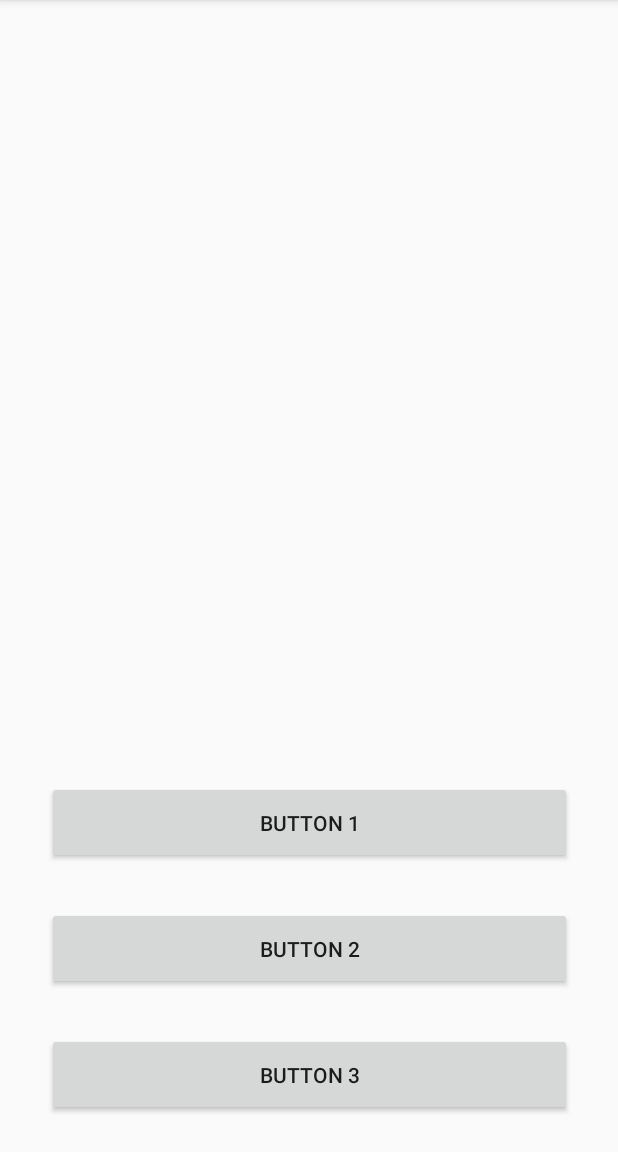
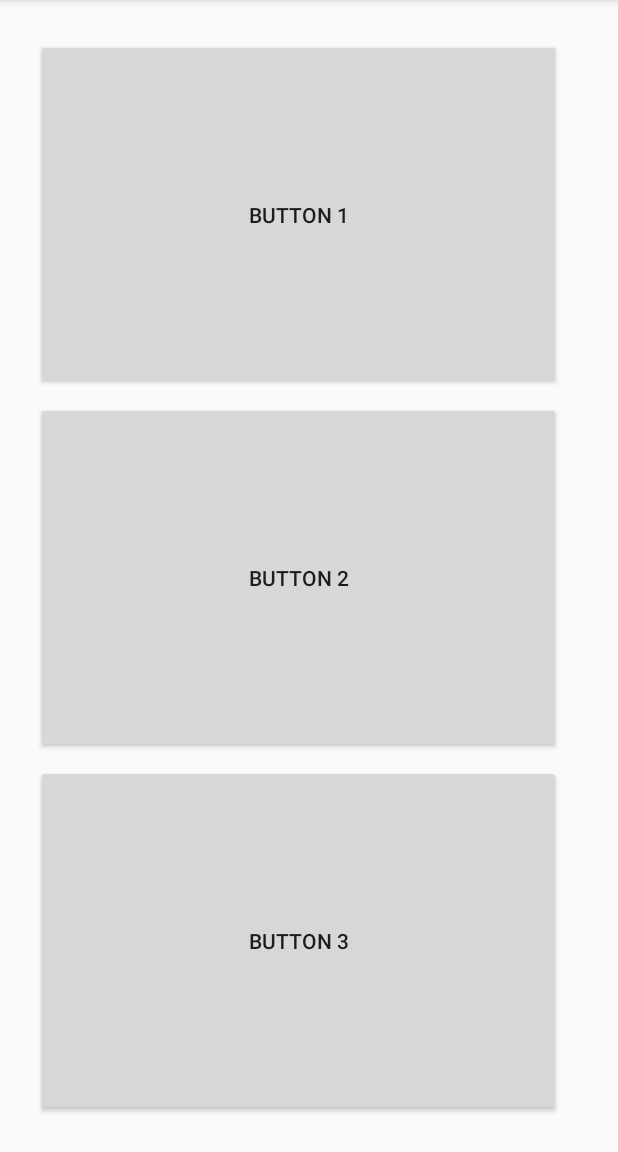
Before and after one commit to rjung00712/Techiies.io_Projects, an Android app: the EasyGameActivity screen opened directly, with no data from a screen before it, on a phone screen of 412 x 824 dp, the part 84-1236 px from its top. Run offline under Robolectric (Android 15) with nearby library versions, the phone set to English and light mode, and no system bars; 1 statement that could not run was skipped.

Commit message:
merging master

```diff
--- a/MemoryNameGame/app/build.gradle
+++ b/MemoryNameGame/app/build.gradle
@@ -17,6 +17,7 @@ android {
             proguardFiles getDefaultProguardFile('proguard-android.txt'), 'proguard-rules.pro'
         }
     }
+    sourceSets { main { res.srcDirs = ['src/main/res', 'src/main/res/students'] } }
 }
 
 dependencies {
@@ -27,5 +28,8 @@ dependencies {
     compile 'com.android.support:appcompat-v7:25.3.1'
     compile 'com.android.support.constraint:constraint-layout:1.0.2'
     compile 'com.google.code.gson:gson:2.2.4'
+
+    compile "com.squareup.picasso:picasso:2.4.0"
+
     testCompile 'junit:junit:4.12'
 }
--- a/MemoryNameGame/app/src/main/java/io/techiies/memorynamegame/EasyGameActivity.java
+++ b/MemoryNameGame/app/src/main/java/io/techiies/memorynamegame/EasyGameActivity.java
@@ -4,18 +4,17 @@ import android.app.AlertDialog;
 import android.content.DialogInterface;
 import android.graphics.Color;
 import android.os.Build;
+import android.os.Bundle;
 import android.support.annotation.RequiresApi;
-import android.support.constraint.ConstraintLayout;
 import android.support.v7.app.AppCompatActivity;
-import android.os.Bundle;
 import android.view.LayoutInflater;
 import android.view.View;
 import android.widget.Button;
 import android.widget.EditText;
+import android.widget.ImageView;
+import android.widget.LinearLayout;
 import android.widget.Toast;
 
-import java.util.ArrayList;
-import java.util.List;
 import java.util.Random;
 
 //Activity to play the game in easy mode
@@ -28,20 +27,32 @@ public class EasyGameActivity extends AppCompatActivity
     private int correct;            //Keeps track of how many times the user gets a student's name correct
     private String[] names;         //Holds the three names that will be used for the buttons
 
+
+    private ImageView faceImage;
+
     @Override
     protected void onCreate(Bundle savedInstanceState)
     {
         super.onCreate(savedInstanceState);
         setContentView(R.layout.activity_easy_game);    //Sets the view to the easy game view
-        ConstraintLayout container = (ConstraintLayout) findViewById(R.id.easy_game_container);
+//        ConstraintLayout container = (ConstraintLayout) findViewById(R.id.easy_game_container);
+
+        LinearLayout container = (LinearLayout) findViewById(R.id.easy_game_container);
+
+        ImageView im = new ImageView();
 
         deck = new Deck();
         names = new String[3];  //Initializes the names array
         tries = 0;              //Initializes the number of tries to 0
         correct = 0;            //Initializes the number of correct responses to 0
         gameView = new GameView(this);  //Creates a new Game View
-        gameView.setLayoutParams(new ConstraintLayout.LayoutParams(ConstraintLayout.LayoutParams.MATCH_PARENT, ConstraintLayout.LayoutParams.MATCH_PARENT));
-        container.addView(gameView);    //Adds this GameView to the screen
+
+        gameView.setLayoutParams(new LinearLayout.LayoutParams(LinearLayout.LayoutParams.MATCH_PARENT, LinearLayout.LayoutParams.MATCH_PARENT));
+
+
+//        faceImage = (ImageView) findViewById(R.id.studentFace);
+
+//        container.addView(gameView);    //Adds this GameView to the screen
         ////////////////////////Load a Deck from the saved games////////////////////////////
         createAlertClass();
         //showStudent();      //Shows a student with the three names
@@ -72,6 +83,9 @@ public class EasyGameActivity extends AppCompatActivity
         setButton(1);   //Sets the text for button 1
         setButton(2);   //Sets the text for button 2
         setButton(3);   //Sets the text for button 3
+
+
+
         gameView.setView(student);  //Adds the student to the gameView so the picture can be drawn
     }
 
@@ -235,6 +249,12 @@ public class EasyGameActivity extends AppCompatActivity
     {
         SaveLoad sv = new SaveLoad(deck.getClassName(), this);
         deck = sv.load(deck.getClassName());
+
+//        SaverLoader sv = new SaverLoader();
+//        sv.loadImageFromInternalStorage(this, deck.getClassName());
+
+//        Picasso.with(this).load(getDir("computer",Context.MODE_PRIVATE)).into(faceImage);
+
         if(deck == null)
         {
             Toast.makeText(EasyGameActivity.this, "That class does not exist", Toast.LENGTH_LONG).show();
--- a/MemoryNameGame/app/src/main/res/layout/activity_easy_game.xml
+++ b/MemoryNameGame/app/src/main/res/layout/activity_easy_game.xml
@@ -1,7 +1,8 @@
 <?xml version="1.0" encoding="utf-8"?>
-<android.support.constraint.ConstraintLayout xmlns:android="http://schemas.android.com/apk/res/android"
+<LinearLayout xmlns:android="http://schemas.android.com/apk/res/android"
     xmlns:app="http://schemas.android.com/apk/res-auto"
     xmlns:tools="http://schemas.android.com/tools"
+    android:orientation="vertical"
     android:layout_width="match_parent"
     android:layout_height="match_parent"
     android:paddingLeft="16dp"
@@ -11,10 +12,18 @@
     tools:context="io.techiies.memorynamegame.EasyGameActivity"
     android:id="@+id/easy_game_container">
 
+    <!--<ImageView-->
+        <!--android:id="@+id/studentFace"-->
+        <!--android:layout_weight="4"-->
+        <!--android:layout_width="match_parent"-->
+        <!--android:layout_height="0dp" />-->
+
     <Button
+        android:layout_weight="1"
         android:id="@+id/option1"
         android:layout_width="350dp"
-        android:layout_height="55dp"
+        android:layout_height="0dp"
+        android:layout_marginTop="10dp"
         android:layout_marginBottom="8dp"
         android:layout_marginLeft="8dp"
         android:layout_marginRight="8dp"
@@ -27,9 +36,10 @@
         app:layout_constraintVertical_bias="0.75" />
 
     <Button
+        android:layout_weight="1"
         android:id="@+id/option2"
         android:layout_width="350dp"
-        android:layout_height="55dp"
+        android:layout_height="0dp"
         android:layout_marginBottom="8dp"
         android:layout_marginLeft="8dp"
         android:layout_marginRight="8dp"
@@ -42,9 +52,10 @@
         app:layout_constraintVertical_bias="0.875" />
 
     <Button
+        android:layout_weight="1"
         android:id="@+id/option3"
         android:layout_width="350dp"
-        android:layout_height="55dp"
+        android:layout_height="0dp"
         android:layout_marginBottom="8dp"
         android:layout_marginLeft="8dp"
         android:layout_marginRight="8dp"
@@ -58,4 +69,4 @@
         tools:layout_editor_absoluteY="431dp"
         app:layout_constraintVertical_bias="1.0" />
 
-</android.support.constraint.ConstraintLayout>
+</LinearLayout>
```
Also changed, not shown: MemoryNameGame/app/src/main/java/io/techiies/memorynamegame/DeckCreator.java (+8 -0 lines), MemoryNameGame/app/src/main/java/io/techiies/memorynamegame/SaverLoader.java (added, +45 -0 lines).
